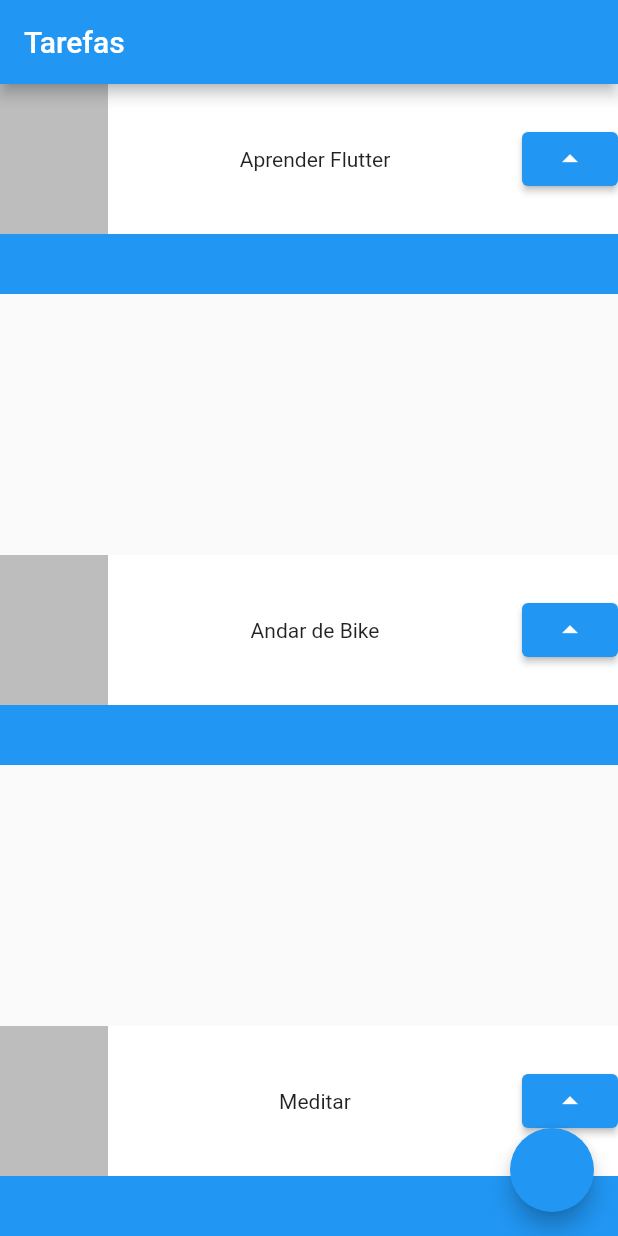
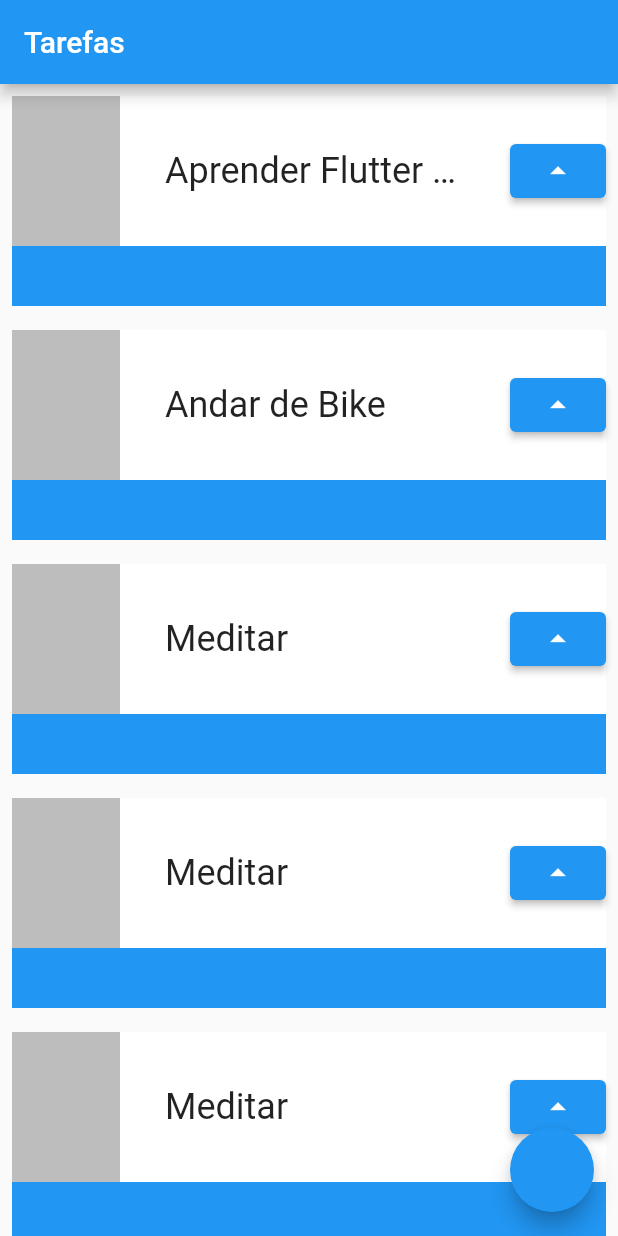
Before and after one commit to fercguerra/app_alura, a Flutter app: the screen it shows after launch, on a phone screen of 412 x 824 dp. Run offline on Flutter 3.47's test engine with Material 2 defaults, Android fonts, the phone set to English and light mode, and no system bars.

Commit message:
ListView e Padding

```diff
--- a/lib/main.dart
+++ b/lib/main.dart
@@ -20,11 +20,15 @@ class MyApp extends StatelessWidget {
         appBar: AppBar(
           title: Text('Tarefas'),
         ),
-        body: Column(
-          mainAxisAlignment: MainAxisAlignment.spaceBetween,
+        body: ListView(
           children: [
-            const Task('Aprender Flutter'),
+            const Task('Aprender Flutter comendo sucrilhos no café da manhã'),
             const Task('Andar de Bike'),
+            const Task('Meditar'),
+            const Task('Meditar'),
+            const Task('Meditar'),
+            const Task('Meditar'),
+            const Task('Meditar'),
             const Task('Meditar'),
           ],
         ),
@@ -42,7 +46,9 @@ class Task extends StatelessWidget {
 
   @override
   Widget build(BuildContext context) {
-    return Container(
+    return Padding(
+      padding: const EdgeInsets.all(8.0),
+      child: Container(
         child: Stack(
           children: [
             Container(
@@ -60,7 +66,16 @@ class Task extends StatelessWidget {
                     width: 72,
                     height: 100,
                   ),
-                Text(nome),
+                  Container(
+                    width: 200,
+                    child: Text(
+                      nome,
+                      style: TextStyle(
+                        fontSize: 24,
+                        overflow: TextOverflow.ellipsis,
+                      ),
+                    ),
+                  ),
                   ElevatedButton(
                       onPressed: () {}, child: Icon(Icons.arrow_drop_up)),
                 ],
@@ -68,6 +83,7 @@ class Task extends StatelessWidget {
             ),
           ],
         ),
+      ),
     );
   }
 }
```
Lines whose indentation alone changed are shown as unchanged.
